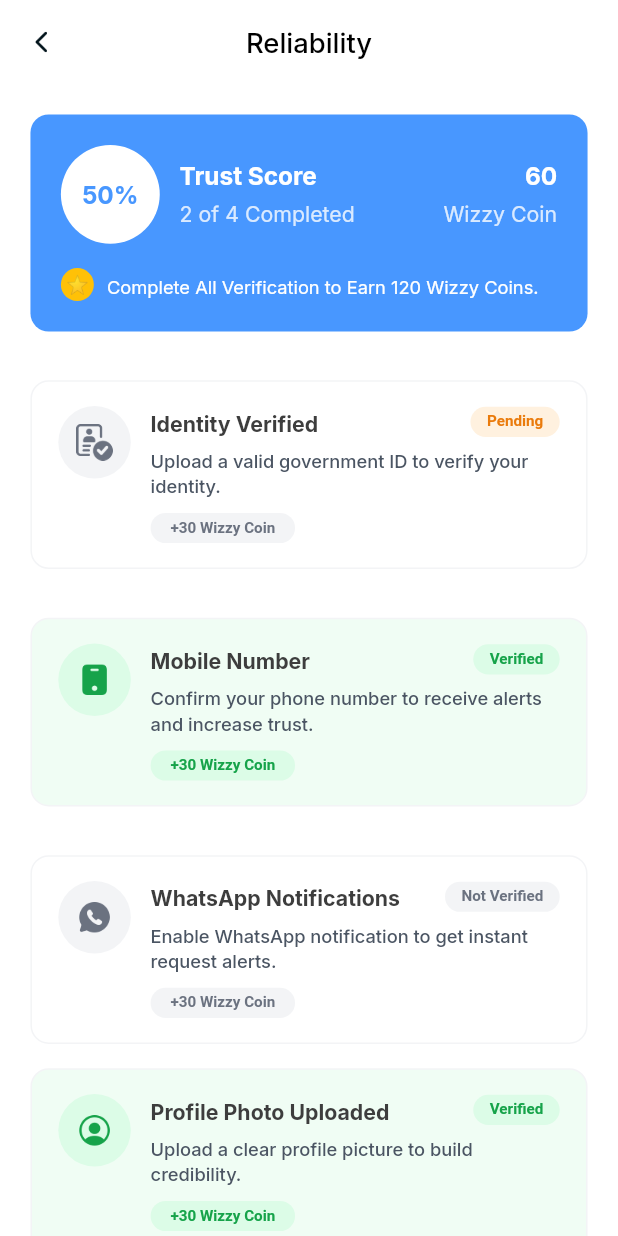
After one commit to akibur-rahman-wix-buddy/martaarcadu_app, a Flutter app: the ReliabilityScreen screen opened by its route, on a phone screen of 412 x 824 dp. The commit adds this screen. Run offline on Flutter 3.47's test engine with Material 3 defaults, Android fonts, the light colour scheme and no system bars; drawn by our look-alikes of auto_animated; our stand-ins replace dio, flutter_screenutil, get, get_it, get_storage, image_picker and 3 more; missing offline and left inert: dotlottie_loader; accounts and stored records are empty; Roboto replaces fonts that are missing (Manrope).

Commit message:
complete reliability screen

```diff
--- a/lib/features/drawer/presentation/drawer_screen.dart
+++ b/lib/features/drawer/presentation/drawer_screen.dart
@@ -3,6 +3,8 @@ import 'package:flutter_screenutil/flutter_screenutil.dart';
 import 'package:martaarcadu_app/constants/text_font_style.dart';
 import 'package:martaarcadu_app/gen/assets.gen.dart';
 import 'package:martaarcadu_app/gen/colors.gen.dart';
+import 'package:martaarcadu_app/helpers/all_routes.dart';
+import 'package:martaarcadu_app/helpers/navigation_service.dart';
 import 'package:martaarcadu_app/helpers/ui_helpers.dart';
 
 class DrawerScreen extends StatelessWidget {
@@ -101,6 +103,9 @@ class DrawerScreen extends StatelessWidget {
                         color: AppColors.cFFFFFF,
                       ),
                       'Reliability',
+                      () {
+                        NavigationService.navigateTo(Routes.reliabilityScreen);
+                      },
                     ),
                     _buildDivider(),
                     _buildDrawerItem(
@@ -111,6 +116,9 @@ class DrawerScreen extends StatelessWidget {
                         color: AppColors.cFFFFFF,
                       ),
                       'Service Requests',
+                      () {
+                        // Add your onTap logic here
+                      },
                     ),
                     _buildDivider(),
                     _buildDrawerItem(
@@ -121,6 +129,9 @@ class DrawerScreen extends StatelessWidget {
                         color: AppColors.cFFFFFF,
                       ),
                       'Message',
+                      () {
+                        // Add your onTap logic here
+                      },
                     ),
                     _buildDivider(),
                     _buildDrawerItem(
@@ -131,6 +142,9 @@ class DrawerScreen extends StatelessWidget {
                         color: AppColors.cFFFFFF,
                       ),
                       'Profile',
+                      () {
+                        // Add your onTap logic here
+                      },
                     ),
                     _buildDivider(),
                     _buildDrawerItem(
@@ -141,6 +155,9 @@ class DrawerScreen extends StatelessWidget {
                         color: AppColors.cFFFFFF,
                       ),
                       'Settings',
+                      () {
+                        // Add your onTap logic here
+                      },
                     ),
                     _buildDivider(),
                     _buildDrawerItem(
@@ -151,6 +168,9 @@ class DrawerScreen extends StatelessWidget {
                         color: AppColors.cFFFFFF,
                       ),
                       'Log Out',
+                      () {
+                        // Add your onTap logic here
+                      },
                     ),
                   ],
                 ),
@@ -172,8 +192,8 @@ class DrawerScreen extends StatelessWidget {
     );
   }
 
-  /// Updated Drawer Item Builder — accepts Widget icon
-  Widget _buildDrawerItem(Widget iconWidget, String title) {
+  /// Updated Drawer Item Builder — accepts Widget icon and VoidCallback onTap
+  Widget _buildDrawerItem(Widget iconWidget, String title, VoidCallback onTap) {
     return ListTile(
       contentPadding:
           EdgeInsets.symmetric(horizontal: UIHelper.kDefaulutPadding()),
@@ -193,9 +213,7 @@ class DrawerScreen extends StatelessWidget {
           fontWeight: FontWeight.w500,
         ),
       ),
-      onTap: () {
-        // TODO: Add navigation logic here
-      },
+      onTap: onTap,
     );
   }
 
--- /dev/null
+++ b/lib/features/reliability/presentation/reliability_screen.dart
@@ -0,0 +1,117 @@
+import 'package:flutter/material.dart';
+import 'package:flutter_screenutil/flutter_screenutil.dart';
+import 'package:martaarcadu_app/common_widgets/common_arrow_button.dart';
+import 'package:martaarcadu_app/constants/text_font_style.dart';
+import 'package:martaarcadu_app/features/reliability/presentation/widgets/trust_score_card.dart';
+import 'package:martaarcadu_app/features/reliability/presentation/widgets/verification_title.dart';
+import 'package:martaarcadu_app/gen/assets.gen.dart';
+import 'package:martaarcadu_app/gen/colors.gen.dart';
+import 'package:martaarcadu_app/helpers/ui_helpers.dart';
+
+class ReliabilityScreen extends StatelessWidget {
+  const ReliabilityScreen({super.key});
+
+  @override
+  Widget build(BuildContext context) {
+    return Scaffold(
+      backgroundColor: AppColors.cFFFFFF,
+      appBar: AppBar(
+        backgroundColor: AppColors.cFFFFFF,
+        elevation: 0,
+        leading: const CommonBackButton(),
+        centerTitle: true,
+        title: Text(
+          'Reliability',
+          style: TextFontStyle.textStylec18c1B1F3BManropeW600.copyWith(
+            color: AppColors.c000000,
+            fontWeight: FontWeight.w500,
+          ),
+        ),
+      ),
+      body: SafeArea(
+        child: Padding(
+          padding: EdgeInsets.symmetric(
+            horizontal: UIHelper.kDefaulutPadding(),
+          ),
+          child: SingleChildScrollView(
+            child: Column(
+              crossAxisAlignment: CrossAxisAlignment.start,
+              children: [
+                UIHelper.verticalSpace(20.h),
+                TrustScoreCard(),
+                UIHelper.verticalSpace(32.h),
+                VerificationTitle(
+                  icon: Image.asset(
+                    Assets.icons.reabilityPersonIcon.path,
+                    height: 24.h,
+                    width: 24.w,
+                  ),
+                  title: 'Identity Verified',
+                  status: 'Pending',
+                  statusColor: AppColors.cEA7B0C,
+                  statusBgColor: AppColors.cFFF1DF,
+                  tileBgColor: AppColors.cFFFFFF,
+                  description:
+                      'Upload a valid government ID to verify your identity.',
+                  coinTextColor: AppColors.c6B7280,
+                  coinBgColor: AppColors.cF3F4F6,
+                ),
+                UIHelper.verticalSpace(16.h),
+                VerificationTitle(
+                  icon: Image.asset(
+                    Assets.icons.phoneIcon.path,
+                    height: 24.h,
+                    width: 24.w,
+                  ),
+                  title: 'Mobile Number',
+                  status: 'Verified',
+                  statusColor: AppColors.c16A34A,
+                  statusBgColor: AppColors.cDCFCE7,
+                  tileBgColor: AppColors.cF0FDF4,
+                  iconBgColor: AppColors.cDCFCE7,
+                  description:
+                      'Confirm your phone number to receive alerts and increase trust.',
+                  coinTextColor: AppColors.c16A34A,
+                  coinBgColor: AppColors.cDCFCE7,
+                ),
+                UIHelper.verticalSpace(16.h),
+                VerificationTitle(
+                  icon: Image.asset(
+                    Assets.icons.whatsappIcon.path,
+                    height: 24.h,
+                    width: 24.w,
+                  ),
+                  title: 'WhatsApp Notifications',
+                  status: 'Not Verified',
+                  statusColor: AppColors.c6B7280,
+                  statusBgColor: AppColors.cF3F4F6,
+                  description:
+                      'Enable WhatsApp notification to get instant request alerts.',
+                  coinTextColor: AppColors.c6B7280,
+                  coinBgColor: AppColors.cF3F4F6,
+                ),
+                VerificationTitle(
+                  icon: Image.asset(
+                    Assets.icons.profilePersonIcon.path,
+                    height: 24.h,
+                    width: 24.w,
+                  ),
+                  title: 'Profile Photo Uploaded',
+                  status: 'Verified',
+                  statusColor: AppColors.c16A34A,
+                  statusBgColor: AppColors.cDCFCE7,
+                  tileBgColor: AppColors.cF0FDF4,
+                  iconBgColor: AppColors.cDCFCE7,
+                  description:
+                      'Upload a clear profile picture to build credibility.',
+                  coinTextColor: AppColors.c16A34A,
+                  coinBgColor: AppColors.cDCFCE7,
+                ),
+              ],
+            ),
+          ),
+        ),
+      ),
+    );
+  }
+}
--- /dev/null
+++ b/lib/features/reliability/presentation/widgets/trust_score_card.dart
@@ -0,0 +1,125 @@
+import 'package:flutter/material.dart';
+import 'package:flutter_screenutil/flutter_screenutil.dart';
+import 'package:martaarcadu_app/constants/text_font_style.dart';
+import 'package:martaarcadu_app/gen/colors.gen.dart';
+import 'package:martaarcadu_app/helpers/ui_helpers.dart';
+
+class TrustScoreCard extends StatelessWidget {
+  const TrustScoreCard({super.key});
+
+  @override
+  Widget build(BuildContext context) {
+    return Container(
+      width: double.infinity,
+      padding: EdgeInsets.all(UIHelper.kDefaulutPadding()),
+      decoration: BoxDecoration(
+        color: AppColors.c4897FF, // Match blue background
+        borderRadius: BorderRadius.circular(12.r),
+      ),
+      child: Column(
+        crossAxisAlignment: CrossAxisAlignment.start,
+        children: [
+          Row(
+            children: [
+              // White circle with percentage
+              Container(
+                width: 60.w,
+                height: 60.w,
+                decoration: BoxDecoration(
+                  color: AppColors.cFFFFFF,
+                  shape: BoxShape.circle,
+                ),
+                alignment: Alignment.center,
+                child: Text(
+                  '50%',
+                  style: TextFontStyle.textStylec14c313131ManropeW600.copyWith(
+                    color: AppColors.c4897FF,
+                    fontWeight: FontWeight.w700,
+                    fontSize: 16.sp,
+                  ),
+                ),
+              ),
+              UIHelper.horizontalSpace(12.w),
+              // Trust Score and description
+              Expanded(
+                child: Column(
+                  crossAxisAlignment: CrossAxisAlignment.start,
+                  children: [
+                    Text(
+                      'Trust Score',
+                      style:
+                          TextFontStyle.textStylec16c292D32ManropeW600.copyWith(
+                        color: AppColors.cFFFFFF,
+                        fontWeight: FontWeight.w700,
+                        fontSize: 16.sp,
+                      ),
+                    ),
+                    UIHelper.verticalSpace(4.h),
+                    Text(
+                      '2 of 4 Completed',
+                      style:
+                          TextFontStyle.textStylec14cE4E4E4ManropeW400.copyWith(
+                        color: AppColors.cFFFFFF.withAlpha((0.8 * 255).toInt()),
+                      ),
+                    ),
+                  ],
+                ),
+              ),
+              // Coin count
+              Column(
+                crossAxisAlignment: CrossAxisAlignment.end,
+                children: [
+                  Text(
+                    '60',
+                    style:
+                        TextFontStyle.textStylec16c292D32ManropeW600.copyWith(
+                      color: AppColors.cFFFFFF,
+                      fontWeight: FontWeight.w700,
+                      fontSize: 16.sp,
+                    ),
+                  ),
+                  UIHelper.verticalSpace(4.h),
+                  Text(
+                    'Wizzy Coin',
+                    style:
+                        TextFontStyle.textStylec14cE4E4E4ManropeW400.copyWith(
+                      color: AppColors.cFFFFFF.withAlpha((0.8 * 255).toInt()),
+                    ),
+                  ),
+                ],
+              ),
+            ],
+          ),
+          UIHelper.verticalSpace(16.h),
+          Row(
+            children: [
+              // Yellow star circle
+              Container(
+                width: 20.w,
+                height: 20.w,
+                decoration: BoxDecoration(
+                  color: Colors.amber,
+                  shape: BoxShape.circle,
+                ),
+                alignment: Alignment.center,
+                child: Text(
+                  '⭐',
+                  style: TextStyle(fontSize: 12.sp),
+                ),
+              ),
+              UIHelper.horizontalSpace(8.w),
+              Expanded(
+                child: Text(
+                  'Complete All Verification to Earn 120 Wizzy Coins.',
+                  style: TextFontStyle.textStylec12c9D9D9DManropeW400.copyWith(
+                    color: AppColors.cFFFFFF,
+                  ),
+                ),
+              )
+            ],
+          ),
+        ],
+      ),
+    );
+  }
+}
--- /dev/null
+++ b/lib/features/reliability/presentation/widgets/verification_title.dart
@@ -0,0 +1,132 @@
+import 'package:flutter/material.dart';
+import 'package:flutter_screenutil/flutter_screenutil.dart';
+import 'package:martaarcadu_app/constants/text_font_style.dart';
+import 'package:martaarcadu_app/gen/colors.gen.dart';
+import 'package:martaarcadu_app/helpers/ui_helpers.dart';
+
+class VerificationTitle extends StatelessWidget {
+  final Widget icon; // Changed from IconData to Widget
+  final String title;
+  final String status;
+  final String description;
+  final Color statusColor;
+  final Color statusBgColor;
+  final Color coinTextColor;
+  final Color coinBgColor;
+  final Color? tileBgColor;
+  final Color? iconBgColor;
+  final String? coinText;
+
+  const VerificationTitle({
+    super.key,
+    required this.icon,
+    required this.title,
+    required this.status,
+    required this.description,
+    required this.statusColor,
+    required this.statusBgColor,
+    required this.coinTextColor,
+    required this.coinBgColor,
+    this.tileBgColor,
+    this.iconBgColor,
+    this.coinText = "+30 Wizzy Coin",
+  });
+
+  @override
+  Widget build(BuildContext context) {
+    return Container(
+      margin: EdgeInsets.only(bottom: 16.h),
+      padding: EdgeInsets.symmetric(vertical: 16.h, horizontal: 16.w),
+      decoration: BoxDecoration(
+        color: tileBgColor ?? AppColors.cFFFFFF,
+        borderRadius: BorderRadius.circular(12.r),
+        border: Border.all(color: AppColors.cF3F4F6),
+      ),
+      child: Row(
+        crossAxisAlignment: CrossAxisAlignment.start,
+        children: [
+          // Icon Circle
+          Container(
+            width: 44.w,
+            height: 44.w,
+            decoration: BoxDecoration(
+              color: iconBgColor ?? AppColors.cF3F4F6,
+              shape: BoxShape.circle,
+            ),
+            child: Center(child: icon), // Use the widget directly
+          ),
+
+          UIHelper.horizontalSpace(12.w),
+
+          // Right Content
+          Expanded(
+            child: Column(
+              crossAxisAlignment: CrossAxisAlignment.start,
+              children: [
+                // Title + Status
+                Row(
+                  children: [
+                    Expanded(
+                      child: Text(
+                        title,
+                        style: TextFontStyle.textStylec14c3D3D3DManropeW600.copyWith(
+                          fontWeight: FontWeight.w700,
+                        ),
+                      ),
+                    ),
+                    Container(
+                      padding: EdgeInsets.symmetric(horizontal: 10.w, vertical: 4.h),
+                      decoration: BoxDecoration(
+                        color: statusBgColor,
+                        borderRadius: BorderRadius.circular(40.r),
+                      ),
+                      child: Text(
+                        status,
+                        style: TextStyle(
+                          color: statusColor,
+                          fontWeight: FontWeight.w600,
+                          fontSize: 10.sp,
+                        ),
+                      ),
+                    ),
+                  ],
+                ),
+
+                UIHelper.verticalSpace(6.h),
+
+                // Description
+                Text(
+                  description,
+                  style: TextFontStyle.textStylec12c393939ManropeW500.copyWith(
+                    color: AppColors.c4B5563,
+                    height: 1.4,
+                  ),
+                ),
+
+                UIHelper.verticalSpace(10.h),
+
+                // Coin Tag
+                if (coinText != null)
+                  Container(
+                    padding: EdgeInsets.symmetric(horizontal: 12.w, vertical: 4.h),
+                    decoration: BoxDecoration(
+                      color: coinBgColor,
+                      borderRadius: BorderRadius.circular(40.r),
+                    ),
+                    child: Text(
+                      coinText!,
+                      style: TextStyle(
+                        color: coinTextColor,
+                        fontSize: 10.sp,
+                        fontWeight: FontWeight.w600,
+                      ),
+                    ),
+                  ),
+              ],
+            ),
+          ),
+        ],
+      ),
+    );
+  }
+}
--- a/lib/gen/assets.gen.dart
+++ b/lib/gen/assets.gen.dart
@@ -115,6 +115,10 @@ class $AssetsIconsGen {
   AssetGenImage get personIcon =>
       const AssetGenImage('assets/icons/person_icon.png');
 
+  /// File path: assets/icons/phone_icon.png
+  AssetGenImage get phoneIcon =>
+      const AssetGenImage('assets/icons/phone_icon.png');
+
   /// File path: assets/icons/privacy_icon.png
   AssetGenImage get privacyIcon =>
       const AssetGenImage('assets/icons/privacy_icon.png');
@@ -133,9 +137,17 @@ class $AssetsIconsGen {
   AssetGenImage get productIcon =>
       const AssetGenImage('assets/icons/product_icon.png');
 
+  /// File path: assets/icons/profile_person_icon.png
+  AssetGenImage get profilePersonIcon =>
+      const AssetGenImage('assets/icons/profile_person_icon.png');
+
   /// File path: assets/icons/push_notification_icon.png
   AssetGenImage get pushNotificationIcon =>
       const AssetGenImage('assets/icons/push_notification_icon.png');
+
+  /// File path: assets/icons/reability_person_icon.png
+  AssetGenImage get reabilityPersonIcon =>
+      const AssetGenImage('assets/icons/reability_person_icon.png');
 
   /// File path: assets/icons/response_seller_screen_map_icon.png
   AssetGenImage get responseSellerScreenMapIcon =>
@@ -152,6 +164,10 @@ class $AssetsIconsGen {
   /// File path: assets/icons/terms_icon.png
   AssetGenImage get termsIcon =>
       const AssetGenImage('assets/icons/terms_icon.png');
+
+  /// File path: assets/icons/whatsapp_icon.png
+  AssetGenImage get whatsappIcon =>
+      const AssetGenImage('assets/icons/whatsapp_icon.png');
 
   /// List of all assets
   List<AssetGenImage> get values => [
@@ -181,15 +197,19 @@ class $AssetsIconsGen {
     messageIcon,
     notificationBellIcon,
     personIcon,
+    phoneIcon,
     privacyIcon,
     productDetailsScreenFavoriteIcon,
     productDetailsScreenSellerIcon,
     productIcon,
+    profilePersonIcon,
     pushNotificationIcon,
+    reabilityPersonIcon,
     responseSellerScreenMapIcon,
     seetingIcon,
     sendIcon,
     termsIcon,
+    whatsappIcon,
   ];
 }
 
--- a/lib/helpers/all_routes.dart
+++ b/lib/helpers/all_routes.dart
@@ -13,6 +13,7 @@ import 'package:martaarcadu_app/features/auth/otp_verify/presentation/otp_verify
 import 'package:martaarcadu_app/features/favorite_seller/presentation/favorite_seller_screen.dart';
 import 'package:martaarcadu_app/features/home/presentation/home_screen.dart';
 import 'package:martaarcadu_app/features/post_request/presentation/post_request_screen.dart';
+import 'package:martaarcadu_app/features/reliability/presentation/reliability_screen.dart';
 import 'package:martaarcadu_app/features/request_details/presentation/request_details_screen.dart';
 import 'package:martaarcadu_app/features/request_sucess/presentation/request_sucessfully_screen.dart';
 import 'package:martaarcadu_app/features/seller_response/presentation/seller_response_screen.dart';
@@ -77,6 +78,7 @@ final class Routes {
   static const String requestDetailsScreen = '/request_details_screen';
   static const String sellerResponseScreen = '/seller_response_screen';
   static const String favoriteSellerScreen = '/favorite_seller_screen';
+  static const String reliabilityScreen = '/reliability_screen';
 
 }
 
@@ -154,6 +156,12 @@ final class RouteGenerator {
                 widget: FavoriteSellerScreen(), settings: settings)
             : CupertinoPageRoute(
                 builder: (context) => FavoriteSellerScreen());
+          case Routes.reliabilityScreen:
+        return Platform.isAndroid
+            ? _FadedTransitionRoute(
+                widget: ReliabilityScreen(), settings: settings)
+            : CupertinoPageRoute(
+                builder: (context) => ReliabilityScreen());
       // // case Routes.categorySearchScreen:
       // //   return Platform.isAndroid
       // //       ? _FadedTransitionRoute(
--- a/lib/main.dart
+++ b/lib/main.dart
@@ -11,6 +11,7 @@ import 'package:martaarcadu_app/features/favorite_seller/presentation/favorite_s
 import 'package:martaarcadu_app/features/home/presentation/home_screen.dart';
 import 'package:martaarcadu_app/features/onboarding/presentation/onboarding_screen.dart';
 import 'package:martaarcadu_app/features/post_request/presentation/post_request_screen.dart';
+import 'package:martaarcadu_app/features/reliability/presentation/reliability_screen.dart';
 import 'package:martaarcadu_app/features/request_details/presentation/request_details_screen.dart';
 import 'package:martaarcadu_app/features/request_sucess/presentation/request_sucessfully_screen.dart';
 import 'package:martaarcadu_app/features/seller_response/presentation/seller_response_screen.dart';
```
Also changed, not shown: assets/icons/phone_icon.png (added), assets/icons/profile_person_icon.png (added), assets/icons/reability_person_icon.png (added), assets/icons/whatsapp_icon.png (added).
